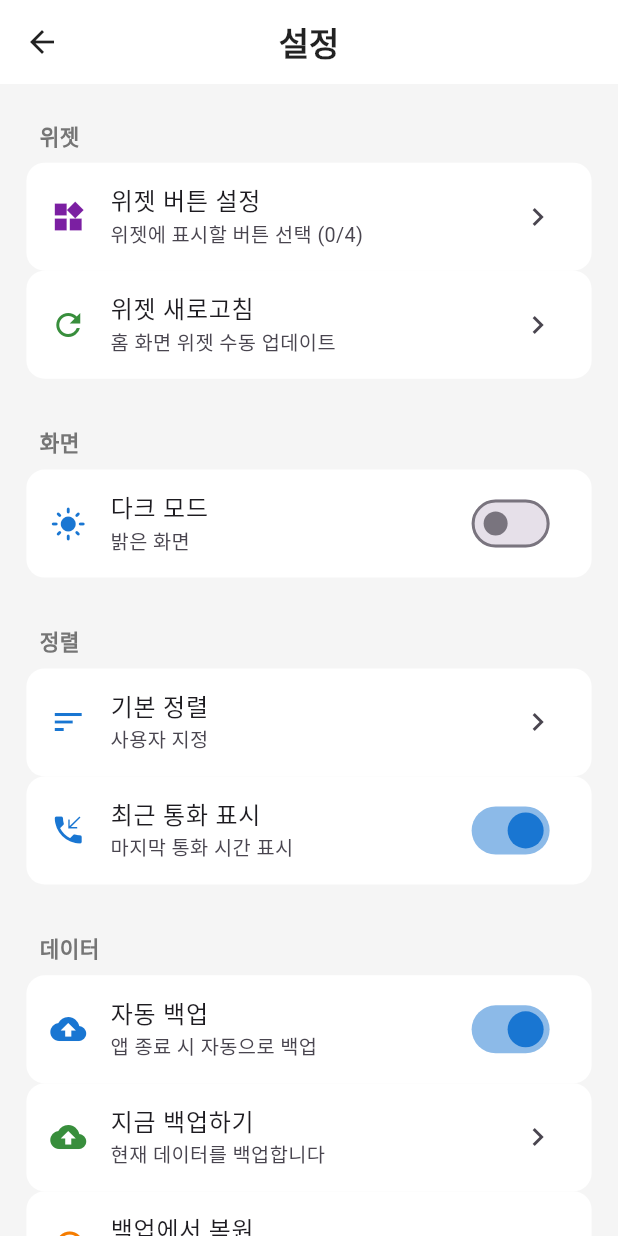
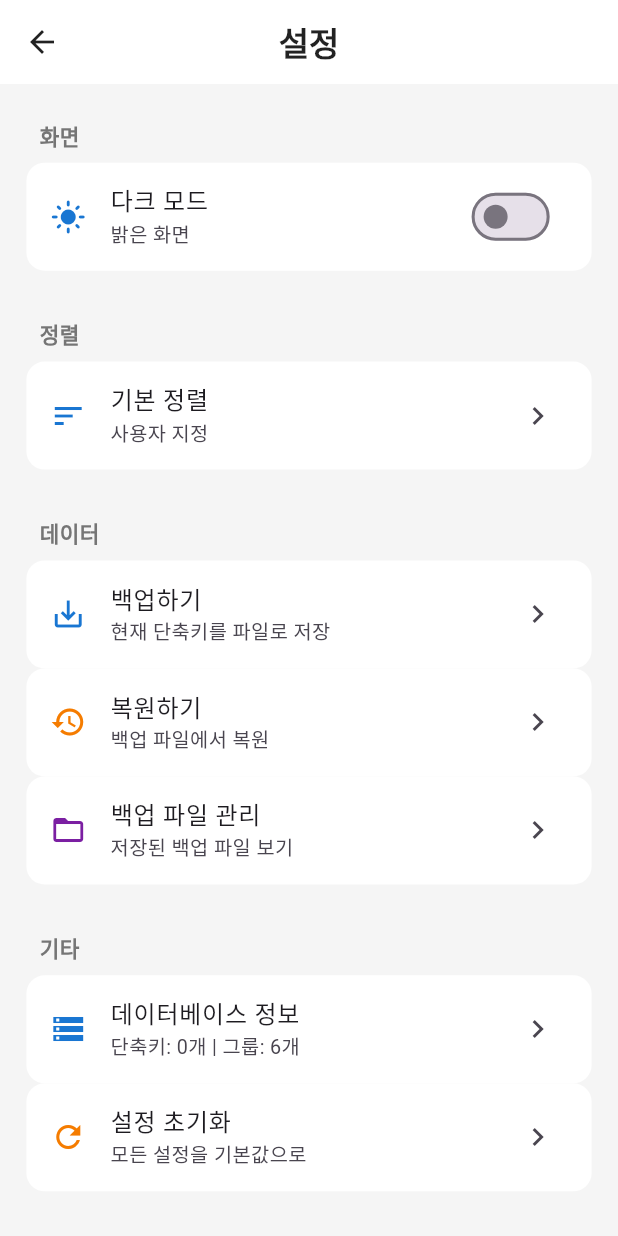
Before and after one commit to sunes26/quick_call, a Flutter app: the SettingsScreen screen opened directly, on a phone screen of 412 x 824 dp. Run offline on Flutter 3.47's test engine with Material 3 defaults, Android fonts, the light colour scheme and no system bars; our stand-ins replace flutter_contacts, flutter_screenutil, permission_handler, reorderable_grid_view, shared_preferences, sqflite; missing offline and left inert: flutter_phone_direct_caller; accounts and stored records are empty.

Commit message:
update file

```diff
--- a/lib/screens/settings_screen.dart
+++ b/lib/screens/settings_screen.dart
@@ -5,8 +5,7 @@ import 'package:quick_call/providers/settings_provider.dart';
 import 'package:quick_call/providers/speed_dial_provider.dart';
 import 'package:quick_call/services/backup_service.dart';
 import 'package:quick_call/utils/sort_options.dart';
-import 'package:quick_call/services/database_service.dart';
-import 'package:quick_call/screens/widget_config_screen.dart'; // 🆕 추가
+import 'dart:io';
 
 class SettingsScreen extends StatefulWidget {
   const SettingsScreen({super.key});
@@ -44,13 +43,6 @@ class _SettingsScreenState extends State<SettingsScreen> {
           return ListView(
             padding: EdgeInsets.symmetric(vertical: 8.h),
             children: [
-              // 🆕 위젯 섹션
-              _buildSectionHeader('위젯'),
-              _buildWidgetConfigTile(),
-              _buildWidgetRefreshTile(),
-
-              SizedBox(height: 16.h),
-
               // 화면 설정
               _buildSectionHeader('화면'),
               _buildThemeModeTile(settings),
@@ -60,13 +52,11 @@ class _SettingsScreenState extends State<SettingsScreen> {
               // 정렬 설정
               _buildSectionHeader('정렬'),
               _buildSortOptionTile(),
-              _buildShowLastCalledTile(settings),
 
               SizedBox(height: 16.h),
 
               // 백업/복원
               _buildSectionHeader('데이터'),
-              _buildAutoBackupTile(settings),
               _buildBackupTile(),
               _buildRestoreTile(),
               _buildBackupListTile(),
@@ -102,99 +92,6 @@ class _SettingsScreenState extends State<SettingsScreen> {
         ),
       ),
     );
-  }
-
-  // 🆕 위젯 설정 타일
-  Widget _buildWidgetConfigTile() {
-    return Container(
-      margin: EdgeInsets.symmetric(horizontal: 16.w),
-      decoration: BoxDecoration(
-        color: Colors.white,
-        borderRadius: BorderRadius.circular(12.r),
-      ),
-      child: Consumer<SpeedDialProvider>(
-        builder: (context, provider, child) {
-          return ListTile(
-            leading: Icon(Icons.widgets, color: Colors.purple[700]),
-            title: const Text('위젯 버튼 설정'),
-            subtitle: Text(
-              '위젯에 표시할 버튼 선택 (${provider.widgetButtons.length}/4)',
-              style: TextStyle(fontSize: 13.sp),
-            ),
-            trailing: const Icon(Icons.chevron_right),
-            onTap: () {
-              Navigator.push(
-                context,
-                MaterialPageRoute(
-                  builder: (context) => const WidgetConfigScreen(),
-                ),
-              );
-            },
-          );
-        },
-      ),
-    );
-  }
-
-  // 🆕 위젯 새로고침 타일
-  Widget _buildWidgetRefreshTile() {
-    return Container(
-      margin: EdgeInsets.symmetric(horizontal: 16.w),
-      decoration: BoxDecoration(
-        color: Colors.white,
-        borderRadius: BorderRadius.circular(12.r),
-      ),
-      child: ListTile(
-        leading: Icon(Icons.refresh, color: Colors.green[700]),
-        title: const Text('위젯 새로고침'),
-        subtitle: Text(
-          '홈 화면 위젯 수동 업데이트',
-          style: TextStyle(fontSize: 13.sp),
-        ),
-        trailing: const Icon(Icons.chevron_right),
-        onTap: _refreshWidget,
-      ),
-    );
-  }
-
-  // 🆕 위젯 새로고침 실행
-  Future<void> _refreshWidget() async {
-    try {
-      await context.read<SpeedDialProvider>().initialize();
-
-      if (!mounted) return;
-
-      ScaffoldMessenger.of(context).showSnackBar(
-        SnackBar(
-          content: Row(
-            children: [
-              Icon(Icons.check_circle, color: Colors.white, size: 20.sp),
-              SizedBox(width: 12.w),
-              Expanded(
-                child: Text(
-                  '위젯이 새로고침되었습니다',
-                  style: TextStyle(fontSize: 16.sp),
-                ),
-              ),
-            ],
-          ),
-          backgroundColor: Colors.green[700],
-          duration: const Duration(seconds: 2),
-        ),
-      );
-    } catch (e) {
-      if (!mounted) return;
-
-      ScaffoldMessenger.of(context).showSnackBar(
-        SnackBar(
-          content: Text(
-            '위젯 새로고침 실패: $e',
-            style: TextStyle(fontSize: 16.sp),
-          ),
-          backgroundColor: Colors.red[700],
-        ),
-      );
-    }
   }
 
   Widget _buildThemeModeTile(SettingsProvider settings) {
@@ -247,52 +144,6 @@ class _SettingsScreenState extends State<SettingsScreen> {
     );
   }
 
-  Widget _buildShowLastCalledTile(SettingsProvider settings) {
-    return Container(
-      margin: EdgeInsets.symmetric(horizontal: 16.w),
-      decoration: BoxDecoration(
-        color: Colors.white,
-        borderRadius: BorderRadius.circular(12.r),
-      ),
-      child: ListTile(
-        leading: Icon(Icons.phone_callback, color: Colors.blue[700]),
-        title: const Text('최근 통화 표시'),
-        subtitle: Text(
-          '마지막 통화 시간 표시',
-          style: TextStyle(fontSize: 13.sp),
-        ),
-        trailing: Switch(
-          value: settings.showLastCalled,
-          onChanged: (value) => settings.setShowLastCalled(value),
-          activeThumbColor: Colors.blue[700],
-        ),
-      ),
-    );
-  }
-
-  Widget _buildAutoBackupTile(SettingsProvider settings) {
-    return Container(
-      margin: EdgeInsets.symmetric(horizontal: 16.w),
-      decoration: BoxDecoration(
-        color: Colors.white,
-        borderRadius: BorderRadius.circular(12.r),
-      ),
-      child: ListTile(
-        leading: Icon(Icons.cloud_upload, color: Colors.blue[700]),
-        title: const Text('자동 백업'),
-        subtitle: Text(
-          '앱 종료 시 자동으로 백업',
-          style: TextStyle(fontSize: 13.sp),
-        ),
-        trailing: Switch(
-          value: settings.autoBackupEnabled,
-          onChanged: (value) => settings.setAutoBackup(value),
-          activeThumbColor: Colors.blue[700],
-        ),
-      ),
-    );
-  }
-
   Widget _buildBackupTile() {
     return Container(
       margin: EdgeInsets.symmetric(horizontal: 16.w),
@@ -301,19 +152,22 @@ class _SettingsScreenState extends State<SettingsScreen> {
         borderRadius: BorderRadius.circular(12.r),
       ),
       child: ListTile(
-        leading: Icon(Icons.backup, color: Colors.green[700]),
-        title: const Text('지금 백업하기'),
+        leading: _isBackingUp
+            ? SizedBox(
+                width: 24,
+                height: 24,
+                child: CircularProgressIndicator(
+                  strokeWidth: 2,
+                  valueColor: AlwaysStoppedAnimation<Color>(Colors.blue[700]!),
+                ),
+              )
+            : Icon(Icons.save_alt, color: Colors.blue[700]),
+        title: const Text('백업하기'),
         subtitle: Text(
-          '현재 데이터를 백업합니다',
+          '현재 단축키를 파일로 저장',
           style: TextStyle(fontSize: 13.sp),
         ),
-        trailing: _isBackingUp
-            ? SizedBox(
-                width: 20.w,
-                height: 20.h,
-                child: CircularProgressIndicator(strokeWidth: 2.w),
-              )
-            : const Icon(Icons.chevron_right),
+        trailing: const Icon(Icons.chevron_right),
         onTap: _isBackingUp ? null : _performBackup,
       ),
     );
@@ -327,19 +181,22 @@ class _SettingsScreenState extends State<SettingsScreen> {
         borderRadius: BorderRadius.circular(12.r),
       ),
       child: ListTile(
-        leading: Icon(Icons.restore, color: Colors.orange[700]),
-        title: const Text('백업에서 복원'),
+        leading: _isRestoring
+            ? SizedBox(
+                width: 24,
+                height: 24,
+                child: CircularProgressIndicator(
+                  strokeWidth: 2,
+                  valueColor: AlwaysStoppedAnimation<Color>(Colors.orange[700]!),
+                ),
+              )
+            : Icon(Icons.restore, color: Colors.orange[700]),
+        title: const Text('복원하기'),
         subtitle: Text(
-          '저장된 백업에서 복원합니다',
+          '백업 파일에서 복원',
           style: TextStyle(fontSize: 13.sp),
         ),
-        trailing: _isRestoring
-            ? SizedBox(
-                width: 20.w,
-                height: 20.h,
-                child: CircularProgressIndicator(strokeWidth: 2.w),
-              )
-            : const Icon(Icons.chevron_right),
+        trailing: const Icon(Icons.chevron_right),
         onTap: _isRestoring ? null : _showRestoreDialog,
       ),
     );
@@ -353,10 +210,10 @@ class _SettingsScreenState extends State<SettingsScreen> {
         borderRadius: BorderRadius.circular(12.r),
       ),
       child: ListTile(
-        leading: Icon(Icons.folder, color: Colors.blue[700]),
+        leading: Icon(Icons.folder_open, color: Colors.purple[700]),
         title: const Text('백업 파일 관리'),
         subtitle: Text(
-          '저장된 백업 파일을 관리합니다',
+          '저장된 백업 파일 보기',
           style: TextStyle(fontSize: 13.sp),
         ),
         trailing: const Icon(Icons.chevron_right),
@@ -374,21 +231,15 @@ class _SettingsScreenState extends State<SettingsScreen> {
       ),
       child: Consumer<SpeedDialProvider>(
         builder: (context, provider, child) {
-          return FutureBuilder<int>(
-            future: DatabaseService().getButtonCount(),
-            builder: (context, snapshot) {
-              final count = snapshot.data ?? 0;
-              final widgetCount = provider.widgetButtons.length; // 🆕
-
           return ListTile(
-                leading: Icon(Icons.info_outline, color: Colors.blue[700]),
+            leading: Icon(Icons.storage, color: Colors.blue[700]),
             title: const Text('데이터베이스 정보'),
             subtitle: Text(
-                  '총 $count개의 단축키 • 위젯 $widgetCount/4개', // 🆕 수정
+              '단축키: ${provider.buttons.length}개 | 그룹: ${provider.groups.length}개',
               style: TextStyle(fontSize: 13.sp),
             ),
-              );
-            },
+            trailing: const Icon(Icons.chevron_right),
+            onTap: _showDatabaseInfoDialog,
           );
         },
       ),
@@ -403,7 +254,7 @@ class _SettingsScreenState extends State<SettingsScreen> {
         borderRadius: BorderRadius.circular(12.r),
       ),
       child: ListTile(
-        leading: Icon(Icons.refresh, color: Colors.red[700]),
+        leading: Icon(Icons.refresh, color: Colors.orange[700]),
         title: const Text('설정 초기화'),
         subtitle: Text(
           '모든 설정을 기본값으로',
@@ -423,12 +274,14 @@ class _SettingsScreenState extends State<SettingsScreen> {
         borderRadius: BorderRadius.circular(12.r),
       ),
       child: ListTile(
-        leading: Icon(Icons.info, color: Colors.blue[700]),
+        leading: Icon(Icons.info_outline, color: Colors.blue[700]),
         title: const Text('앱 정보'),
         subtitle: Text(
-          'Quick Call v1.1.0', // 🆕 버전 업데이트 (1.0.0 → 1.1.0)
+          'Quick Call v1.0.0',
           style: TextStyle(fontSize: 13.sp),
         ),
+        trailing: const Icon(Icons.chevron_right),
+        onTap: _showAppInfoDialog,
       ),
     );
   }
@@ -442,12 +295,18 @@ class _SettingsScreenState extends State<SettingsScreen> {
           shape: RoundedRectangleBorder(
             borderRadius: BorderRadius.circular(20.r),
           ),
-          title: Text(
-            '정렬 방식 선택',
+          title: Row(
+            children: [
+              Icon(Icons.sort, color: Colors.blue[700]),
+              SizedBox(width: 12.w),
+              Text(
+                '정렬 방식',
                 style: TextStyle(
                   fontSize: 20.sp,
                   fontWeight: FontWeight.bold,
                 ),
+              ),
+            ],
           ),
           content: Column(
             mainAxisSize: MainAxisSize.min,
@@ -455,26 +314,31 @@ class _SettingsScreenState extends State<SettingsScreen> {
               final isSelected = provider.currentSortOption == option;
               return ListTile(
                 title: Text(option.displayName),
-                subtitle: Text(
-                  option.description,
-                  style: TextStyle(fontSize: 12.sp),
+                leading: Radio<SortOption>(
+                  value: option,
+                  groupValue: provider.currentSortOption,
+                  activeColor: Colors.blue[700],
+                  onChanged: (value) {
+                    if (value != null) {
+                      provider.setSortOption(value);
+                      Navigator.pop(dialogContext);
+                    }
+                  },
                 ),
-                trailing: isSelected
-                    ? Icon(Icons.check, color: Colors.blue[700])
-                    : null,
                 selected: isSelected,
                 onTap: () {
                   provider.setSortOption(option);
                   Navigator.pop(dialogContext);
-
-                  // SettingsProvider에도 저장 (mounted 체크 추가)
-                  if (context.mounted) {
-                    context.read<SettingsProvider>().setSortOption(option);
-                  }
                 },
               );
             }).toList(),
           ),
+          actions: [
+            TextButton(
+              onPressed: () => Navigator.pop(dialogContext),
+              child: const Text('닫기'),
+            ),
+          ],
         );
       },
     );
@@ -485,9 +349,18 @@ class _SettingsScreenState extends State<SettingsScreen> {
     setState(() => _isBackingUp = true);
 
     try {
-      await _backupService.createBackup();
+      final file = await _backupService.createBackup();
 
       if (!mounted) return;
+
+      // File 객체에서 경로 추출
+      String fileName;
+      if (file is File) {
+        final f = file as File;
+        fileName = f.path.split('/').last;
+      } else {
+        fileName = file.toString().split('/').last;
+      }
 
       ScaffoldMessenger.of(context).showSnackBar(
         SnackBar(
@@ -497,14 +370,21 @@ class _SettingsScreenState extends State<SettingsScreen> {
               SizedBox(width: 12.w),
               Expanded(
                 child: Text(
-                  '백업이 완료되었습니다',
+                  '백업 완료: $fileName',
                   style: TextStyle(fontSize: 16.sp),
                 ),
               ),
             ],
           ),
           backgroundColor: Colors.green[700],
-          duration: const Duration(seconds: 2),
+          duration: const Duration(seconds: 3),
+          action: SnackBarAction(
+            label: '공유',
+            textColor: Colors.white,
+            onPressed: () {
+              // 파일 공유 기능 (선택사항)
+            },
+          ),
         ),
       );
     } catch (e) {
@@ -536,7 +416,7 @@ class _SettingsScreenState extends State<SettingsScreen> {
       ScaffoldMessenger.of(context).showSnackBar(
         SnackBar(
           content: Text(
-            '저장된 백업 파일이 없습니다',
+            '복원할 백업 파일이 없습니다',
             style: TextStyle(fontSize: 16.sp),
           ),
           backgroundColor: Colors.orange[700],
@@ -545,6 +425,8 @@ class _SettingsScreenState extends State<SettingsScreen> {
       return;
     }
 
+    if (!mounted) return;
+
     showDialog(
       context: context,
       builder: (dialogContext) {
@@ -552,12 +434,18 @@ class _SettingsScreenState extends State<SettingsScreen> {
           shape: RoundedRectangleBorder(
             borderRadius: BorderRadius.circular(20.r),
           ),
-          title: Text(
+          title: Row(
+            children: [
+              Icon(Icons.restore, color: Colors.orange[700]),
+              SizedBox(width: 12.w),
+              Text(
                 '백업 선택',
                 style: TextStyle(
                   fontSize: 20.sp,
                   fontWeight: FontWeight.bold,
                 ),
+              ),
+            ],
           ),
           content: SizedBox(
             width: double.maxFinite,
@@ -566,15 +454,23 @@ class _SettingsScreenState extends State<SettingsScreen> {
               itemCount: backups.length,
               itemBuilder: (context, index) {
                 final backup = backups[index];
-                return ListTile(
+                return Card(
+                  margin: EdgeInsets.symmetric(vertical: 4.h),
+                  child: ListTile(
                     leading: Icon(Icons.backup, color: Colors.blue[700]),
-                  title: Text(backup.timestampFormatted),
-                  subtitle: Text('${backup.buttonCount}개 단축키'),
-                  trailing: const Icon(Icons.chevron_right),
+                    title: Text(
+                      backup.timestampFormatted,
+                      style: const TextStyle(fontWeight: FontWeight.w600),
+                    ),
+                    subtitle: Text(
+                      '${backup.buttonCount}개 단축키 • ${backup.fileSizeFormatted}',
+                      style: TextStyle(fontSize: 12.sp),
+                    ),
                     onTap: () {
                       Navigator.pop(dialogContext);
                       _performRestore(backup.path);
                     },
+                  ),
                 );
               },
             ),
@@ -638,6 +534,8 @@ class _SettingsScreenState extends State<SettingsScreen> {
       // 프로바이더 다시 로드
       if (!mounted) return;
       await context.read<SpeedDialProvider>().loadButtons();
+
+      if (!mounted) return;
       await context.read<SpeedDialProvider>().loadGroups();
 
       if (!mounted) return;
@@ -686,6 +584,7 @@ class _SettingsScreenState extends State<SettingsScreen> {
     if (!mounted) return;
 
     if (backups.isEmpty) {
+      if (!mounted) return;
       ScaffoldMessenger.of(context).showSnackBar(
         SnackBar(
           content: Text(
@@ -697,6 +596,8 @@ class _SettingsScreenState extends State<SettingsScreen> {
       );
       return;
     }
+
+    if (!mounted) return;
 
     showDialog(
       context: context,
@@ -765,8 +666,12 @@ class _SettingsScreenState extends State<SettingsScreen> {
 
                         if (confirmed == true) {
                           await _backupService.deleteBackup(backup.path);
+                          if (dialogContext.mounted) {
                             Navigator.pop(dialogContext);
+                          }
+                          if (mounted) {
                             _showBackupListDialog(); // 다시 열기
+                          }
                         }
                       },
                     ),
@@ -774,6 +679,134 @@ class _SettingsScreenState extends State<SettingsScreen> {
                 );
               },
             ),
+          ),
+          actions: [
+            TextButton(
+              onPressed: () => Navigator.pop(dialogContext),
+              child: const Text('닫기'),
+            ),
+          ],
+        );
+      },
+    );
+  }
+
+  // 데이터베이스 정보 다이얼로그
+  Future<void> _showDatabaseInfoDialog() async {
+    if (!mounted) return;
+
+    showDialog(
+      context: context,
+      builder: (dialogContext) {
+        return AlertDialog(
+          shape: RoundedRectangleBorder(
+            borderRadius: BorderRadius.circular(20.r),
+          ),
+          title: Row(
+            children: [
+              Icon(Icons.storage, color: Colors.blue[700]),
+              SizedBox(width: 12.w),
+              const Text('데이터베이스 정보'),
+            ],
+          ),
+          content: Consumer<SpeedDialProvider>(
+            builder: (context, provider, child) {
+              return Column(
+                mainAxisSize: MainAxisSize.min,
+                crossAxisAlignment: CrossAxisAlignment.start,
+                children: [
+                  Text(
+                    '저장된 데이터:',
+                    style: TextStyle(
+                      fontSize: 14.sp,
+                      fontWeight: FontWeight.bold,
+                    ),
+                  ),
+                  SizedBox(height: 12.h),
+                  _buildInfoRow('단축키', '${provider.buttons.length}개'),
+                  SizedBox(height: 8.h),
+                  _buildInfoRow('그룹', '${provider.groups.length}개'),
+                  SizedBox(height: 16.h),
+                  Text(
+                    'SQLite 데이터베이스를 사용하여\n로컬에 안전하게 저장됩니다.',
+                    style: TextStyle(
+                      fontSize: 12.sp,
+                      color: Colors.grey[600],
+                    ),
+                  ),
+                ],
+              );
+            },
+          ),
+          actions: [
+            TextButton(
+              onPressed: () => Navigator.pop(dialogContext),
+              child: const Text('닫기'),
+            ),
+          ],
+        );
+      },
+    );
+  }
+
+  Widget _buildInfoRow(String label, String value) {
+    return Row(
+      mainAxisAlignment: MainAxisAlignment.spaceBetween,
+      children: [
+        Text(
+          label,
+          style: TextStyle(fontSize: 14.sp),
+        ),
+        Text(
+          value,
+          style: TextStyle(
+            fontSize: 14.sp,
+            fontWeight: FontWeight.bold,
+            color: Colors.blue[700],
+          ),
+        ),
+      ],
+    );
+  }
+
+  // 앱 정보 다이얼로그
+  void _showAppInfoDialog() {
+    showDialog(
+      context: context,
+      builder: (dialogContext) {
+        return AlertDialog(
+          shape: RoundedRectangleBorder(
+            borderRadius: BorderRadius.circular(20.r),
+          ),
+          title: Row(
+            children: [
+              Icon(Icons.phone_android, color: Colors.blue[700]),
+              SizedBox(width: 12.w),
+              const Text('앱 정보'),
+            ],
+          ),
+          content: Column(
+            mainAxisSize: MainAxisSize.min,
+            crossAxisAlignment: CrossAxisAlignment.start,
+            children: [
+              Text(
+                'Quick Call',
+                style: TextStyle(
+                  fontSize: 20.sp,
+                  fontWeight: FontWeight.bold,
+                ),
+              ),
+              SizedBox(height: 8.h),
+              Text(
+                '버전: 1.0.0',
+                style: TextStyle(fontSize: 14.sp),
+              ),
+              SizedBox(height: 16.h),
+              Text(
+                '빠른 전화 걸기를 위한 단축 다이얼 앱',
+                style: TextStyle(fontSize: 14.sp),
+              ),
+            ],
           ),
           actions: [
             TextButton(
```
Also changed, not shown: 17 other files. Lines whose indentation alone changed are shown as unchanged.
